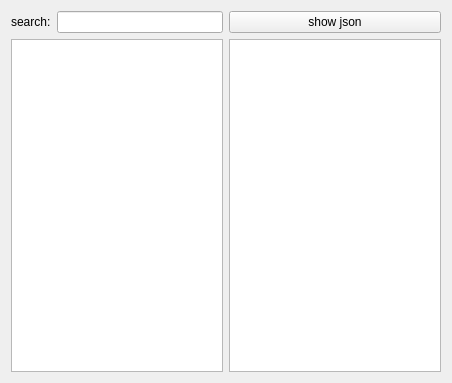
Before: the Qt Designer form TreeEdit/TreeEdit.ui in Ulle84/UllesSourceCode, drawn with Qt 5.
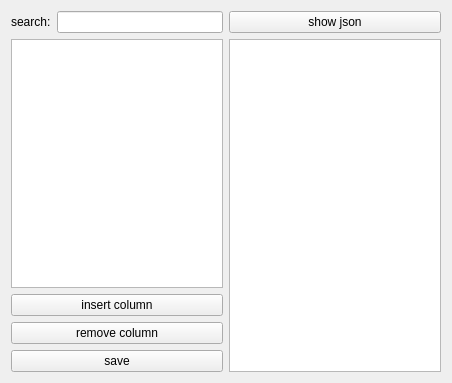
After: the same form once the commit is applied.

```diff
--- a/TreeEdit/TreeEdit.ui
+++ b/TreeEdit/TreeEdit.ui
@@ -37,6 +37,27 @@
        </property>
       </widget>
      </item>
+     <item>
+      <widget class="QPushButton" name="pushButton_3">
+       <property name="text">
+        <string>insert column</string>
+       </property>
+      </widget>
+     </item>
+     <item>
+      <widget class="QPushButton" name="pushButton_4">
+       <property name="text">
+        <string>remove column</string>
+       </property>
+      </widget>
+     </item>
+     <item>
+      <widget class="QPushButton" name="pushButton_2">
+       <property name="text">
+        <string>save</string>
+       </property>
+      </widget>
+     </item>
     </layout>
    </item>
    <item>
```
